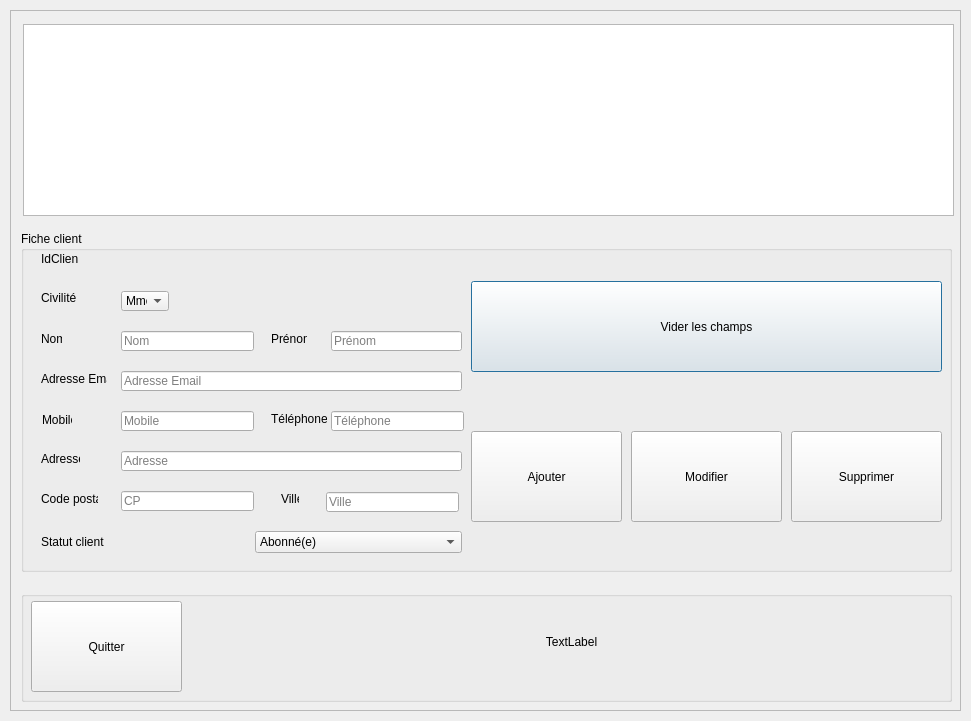
FestiClic/FestiClic3, file FestiClicC/clients.ui: the form before one commit.
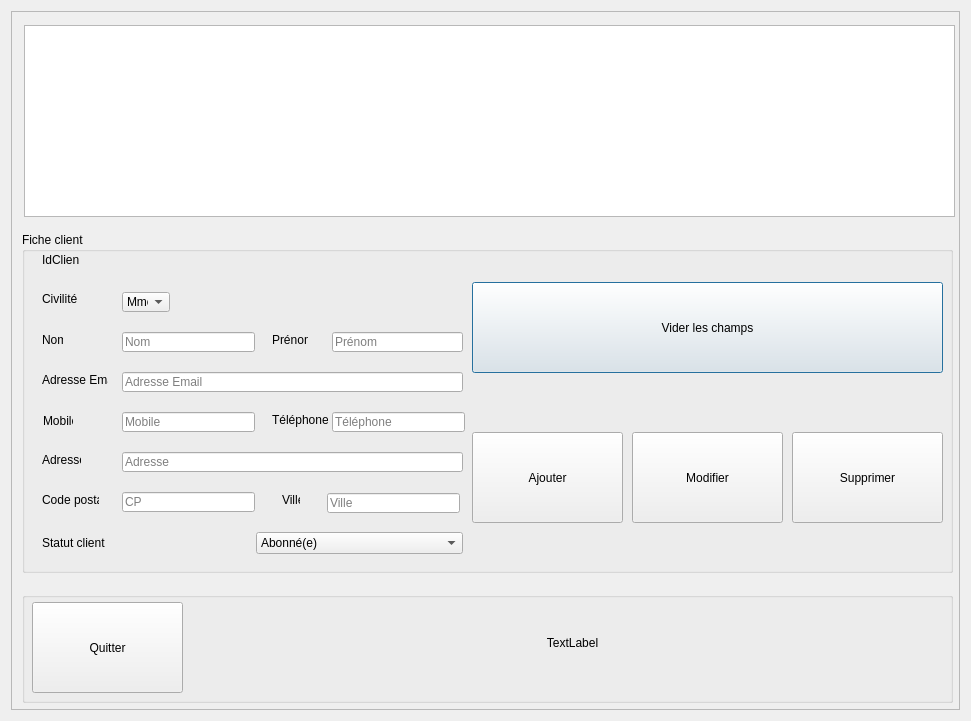
The form after the commit.

The edit to the form file:
```diff
--- a/FestiClicC/clients.ui
+++ b/FestiClicC/clients.ui
@@ -18,15 +18,9 @@
 font-size: 10px;
 }</string>
   </property>
+  <layout class="QVBoxLayout" name="verticalLayout">
+   <item>
   <widget class="QScrollArea" name="scrollArea">
-   <property name="geometry">
-    <rect>
-     <x>10</x>
-     <y>10</y>
-     <width>951</width>
-     <height>701</height>
-    </rect>
-   </property>
    <property name="widgetResizable">
     <bool>true</bool>
    </property>
@@ -35,8 +29,8 @@
      <rect>
       <x>0</x>
       <y>0</y>
-      <width>949</width>
-      <height>699</height>
+        <width>951</width>
+        <height>701</height>
      </rect>
     </property>
     <widget class="QTableView" name="cltTabV">
@@ -450,6 +444,8 @@
     </widget>
    </widget>
   </widget>
+   </item>
+  </layout>
  </widget>
  <tabstops>
   <tabstop>cltCBoxCivilite</tabstop>
```
Lines whose indentation alone changed are shown as unchanged.
